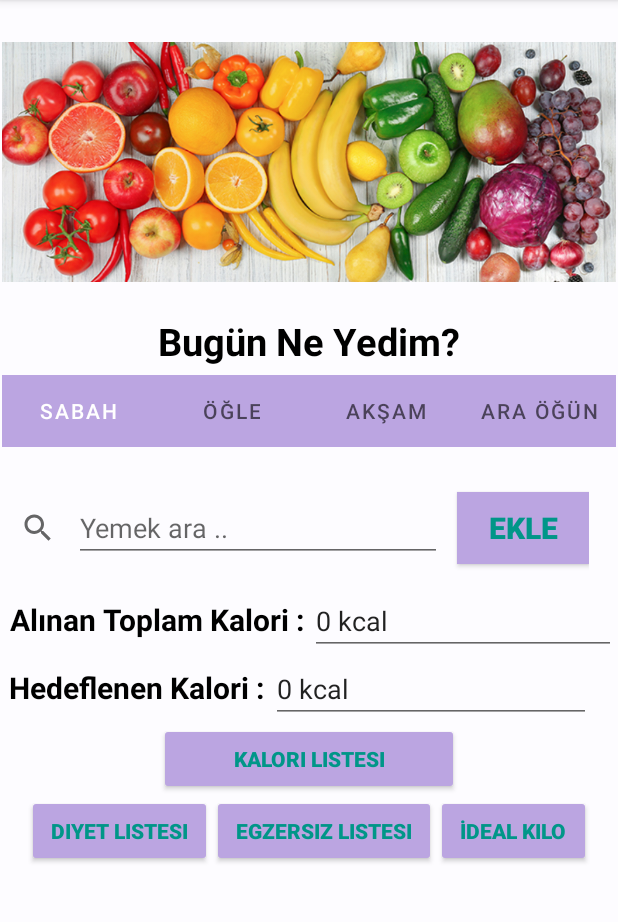
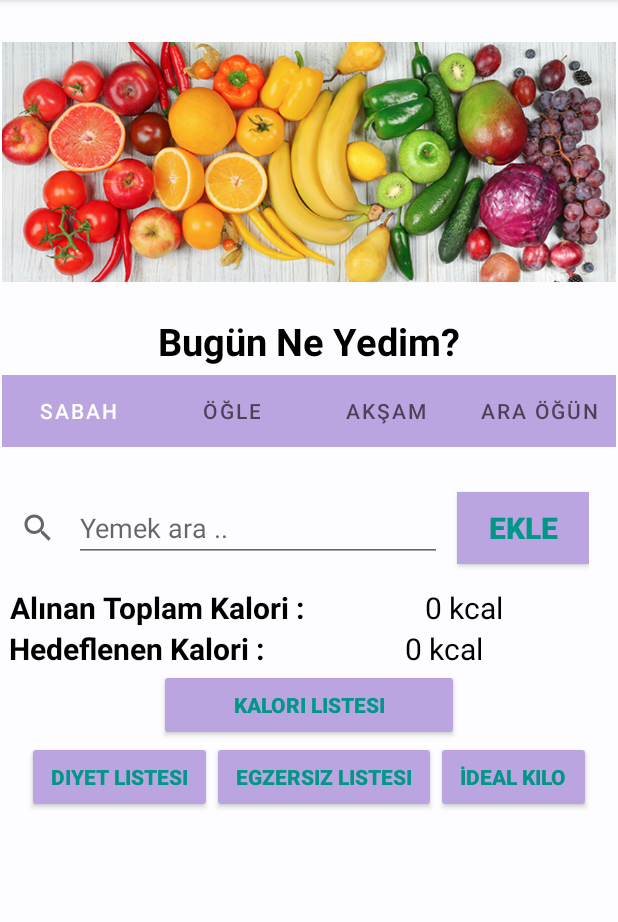
Before and after one commit to aleynazengin/fit24, an Android app: the hosgeldinEkrani screen opened through its navigation route, on a phone screen of 412 x 824 dp, the part 84-1006 px from its top. Run offline under Robolectric (Android 15) with nearby library versions, the phone set to English and light mode, and no system bars; our stand-ins replace Room's generated code.

Commit message:
bug çözüldü

```diff
--- a/app/src/main/java/com/gelecek/fit24/TuketimDao.java
+++ b/app/src/main/java/com/gelecek/fit24/TuketimDao.java
@@ -3,6 +3,7 @@ package com.gelecek.fit24;
 import androidx.lifecycle.LiveData;
 import androidx.room.Dao;
 import androidx.room.Insert;
+import androidx.room.OnConflictStrategy;
 import androidx.room.Query;
 
 import java.util.List;
@@ -11,6 +12,6 @@ public interface TuketimDao {
     @Query("SELECT * FROM Tuketim")
     LiveData<List<Tuketim>> getTuketim();
 
-    @Insert
+    @Insert(onConflict = OnConflictStrategy.REPLACE)
     void insertTuketimler(Tuketim tuketim);
 }
--- a/app/src/main/java/com/gelecek/fit24/hedefEkran.java
+++ b/app/src/main/java/com/gelecek/fit24/hedefEkran.java
@@ -5,6 +5,7 @@ import android.os.Bundle;
 import androidx.annotation.NonNull;
 import androidx.annotation.Nullable;
 import androidx.fragment.app.Fragment;
+import androidx.lifecycle.ViewModelProviders;
 import androidx.navigation.NavController;
 import androidx.navigation.Navigation;
 
@@ -34,6 +35,7 @@ public class hedefEkran extends Fragment {
                              Bundle savedInstanceState) {
         // Inflate the layout for this fragment
         View view= inflater.inflate(R.layout.fragment_hedef_ekran, container, false);
+        userViewModel = ViewModelProviders.of(this).get(ViewModel.class);
         bitir=view.findViewById(R.id.buttonbitir);
         ver=view.findViewById(R.id.checkBox);
         form=view.findViewById(R.id.checkBox2);
--- a/app/src/main/java/com/gelecek/fit24/hosgeldinEkrani.java
+++ b/app/src/main/java/com/gelecek/fit24/hosgeldinEkrani.java
@@ -12,10 +12,12 @@ import android.text.TextUtils;
 import android.view.LayoutInflater;
 import android.view.View;
 import android.view.ViewGroup;
+import android.widget.AdapterView;
 import android.widget.ArrayAdapter;
 import android.widget.AutoCompleteTextView;
 import android.widget.Button;
 import android.widget.EditText;
+import android.widget.TextView;
 import android.widget.Toast;
 
 import java.text.SimpleDateFormat;
@@ -30,11 +32,12 @@ import java.util.List;
 public class hosgeldinEkrani extends Fragment {
     Button egzersizegit,idealsayfasinagit,diyetegit,butonkalori,btnekle;
     AutoCompleteTextView autotext;
+    TextView txttoplam,txthedef;
     private KaloriViewModel mKaloriViewModel;
     public static final int NEW_KALORI_ACTIVITY_REQUEST_CODE = 1;
     boolean durum=false;
     int gunluk_kalori;
-
+    String secilenYemek="";
     public hosgeldinEkrani() {
 
         // Required empty public constructor
@@ -54,12 +57,14 @@ public class hosgeldinEkrani extends Fragment {
         diyetegit=view.findViewById(R.id.buttondiyet);
         butonkalori=view.findViewById(R.id.buttonkalori);
         autotext=view.findViewById(R.id.autoCompleteTextView);
+        txthedef = view.findViewById(R.id.textViewhedef);
+        txttoplam=view.findViewById(R.id.textViewtoplam);
 
         List<String> arrList = new ArrayList<String>();
         List<Kalori> kaloriler = kaloriDao.getSorgu(autotext.getText().toString());
         for (int x = 0; x < kaloriler.size(); x++){
 
-            arrList.add(kaloriler.get(x).YemekAdi+"\n");
+            arrList.add(kaloriler.get(x).YemekAdi);
 
         }
         ArrayAdapter<String> adapter = new ArrayAdapter<String>(requireContext(),
@@ -67,6 +72,12 @@ public class hosgeldinEkrani extends Fragment {
 
 
         autotext.setAdapter(adapter);
+        autotext.setOnItemClickListener(new AdapterView.OnItemClickListener() {
+            @Override
+            public void onItemClick(AdapterView<?> parent, View view, int position, long id) {
+                secilenYemek= ((TextView)view).getText().toString();
+            }
+        });
         return view;
     }
 
@@ -83,22 +94,22 @@ public class hosgeldinEkrani extends Fragment {
                 final TuketimDao tuketimDao = database.tuketimDao();
                 checkDataEntered();
                 if(durum==true) {
-                    Kalori gelenkalori = kaloriDao.getKalorim(autotext.getText().toString());
+                    Kalori gelenkalori = kaloriDao.getKalorim(secilenYemek);
                     Date date = new Date();
                     SimpleDateFormat formatter = new SimpleDateFormat("MM/dd/yyyy");
                     String strDate = formatter.format(date);
 
                     Tuketim tuketim= new Tuketim();
-                    tuketim.setUserId(0);
+                    tuketim.setUserId(2);
                     tuketim.setKaloriId(gelenkalori.KaloriId);
                     tuketim.setKalorisi(gelenkalori.Kalorisi);
                     tuketim.setTarih(strDate);
-                    tuketim.setOgun(0);
+                    tuketim.setOgun(1);
                     tuketim.setKaloriYemekAdi(gelenkalori.YemekAdi);
                     tuketimDao.insertTuketimler(tuketim);
 
                     gunluk_kalori+=gelenkalori.Kalorisi;
-                    System.out.println(gunluk_kalori +" ");
+                    txttoplam.setText(gunluk_kalori+"");
                     Toast t = Toast.makeText(getActivity(), "Başarılı!", Toast.LENGTH_SHORT);
                     t.show();
                 }
--- a/app/src/main/res/layout/fragment_hosgeldin_ekrani.xml
+++ b/app/src/main/res/layout/fragment_hosgeldin_ekrani.xml
@@ -112,15 +112,18 @@
                 android:textColor="@color/siyah"
                 android:textSize="20dp"
                 android:textStyle="bold" />
-
-            <EditText
-                android:id="@+id/editTextToplam"
+            <TextView
+                android:id="@+id/textViewtoplam"
                 android:layout_width="wrap_content"
                 android:layout_height="wrap_content"
-                android:layout_weight="1"
-                android:ems="10"
-                android:inputType="textPersonName"
-                android:text="0 kcal" />
+                android:gravity="center"
+                android:text="0 kcal"
+                android:textColor="@color/siyah"
+                android:textSize="20dp"
+
+                android:ems="10"/>
+
+
         </LinearLayout>
 
         <LinearLayout
@@ -137,15 +140,18 @@
                 android:textColor="@color/siyah"
                 android:textSize="20dp"
                 android:textStyle="bold" />
-
-            <EditText
-                android:id="@+id/editText9"
+            <TextView
+                android:id="@+id/textViewhedef"
                 android:layout_width="wrap_content"
                 android:layout_height="wrap_content"
-                android:layout_weight="1"
-                android:ems="10"
-                android:inputType="textPersonName"
-                android:text="0 kcal" />
+                android:gravity="center"
+                android:text="0 kcal"
+                android:textColor="@color/siyah"
+                android:textSize="20dp"
+
+                android:ems="10"/>
+
+
 
         </LinearLayout>
 
--- a/app/src/main/res/layout/fragment_kayit_ekran.xml
+++ b/app/src/main/res/layout/fragment_kayit_ekran.xml
@@ -41,6 +41,7 @@
                     android:layout_height="wrap_content"
                     android:ems="10"
                     android:gravity="start|top"
+                    android:text="Ad"
                     android:hint="Ad"
                     android:inputType="textMultiLine"
                     android:textColorHighlight="#251919" />
@@ -58,6 +59,7 @@
                     android:layout_height="wrap_content"
                     android:layout_weight="1"
                     android:ems="10"
+                    android:text="Soyad"
                     android:hint="Soyad"
                     android:inputType="textPersonName" />
 
@@ -74,6 +76,7 @@
                     android:layout_height="wrap_content"
                     android:layout_weight="1"
                     android:ems="10"
+                    android:text="a@g.com"
                     android:hint="E-posta"
                     android:inputType="textEmailAddress" />
 
@@ -101,6 +104,7 @@
                         android:layout_weight="1"
                         android:ems="10"
                         android:hint="Şifre"
+                        android:text="123456"
                         android:inputType="textPassword" />
 
                 </LinearLayout>
```
Also changed, not shown: app/src/main/java/com/gelecek/fit24/bilgiEkranim.java (+9 -8 lines), app/src/main/java/com/gelecek/fit24/idealkiloEkran.java (+10 -7 lines), app/src/main/java/com/gelecek/fit24/spordereceEkran.java (+24 -29 lines), app/src/main/res/layout/fragment_sporderece_ekran.xml (+4 -3 lines).
